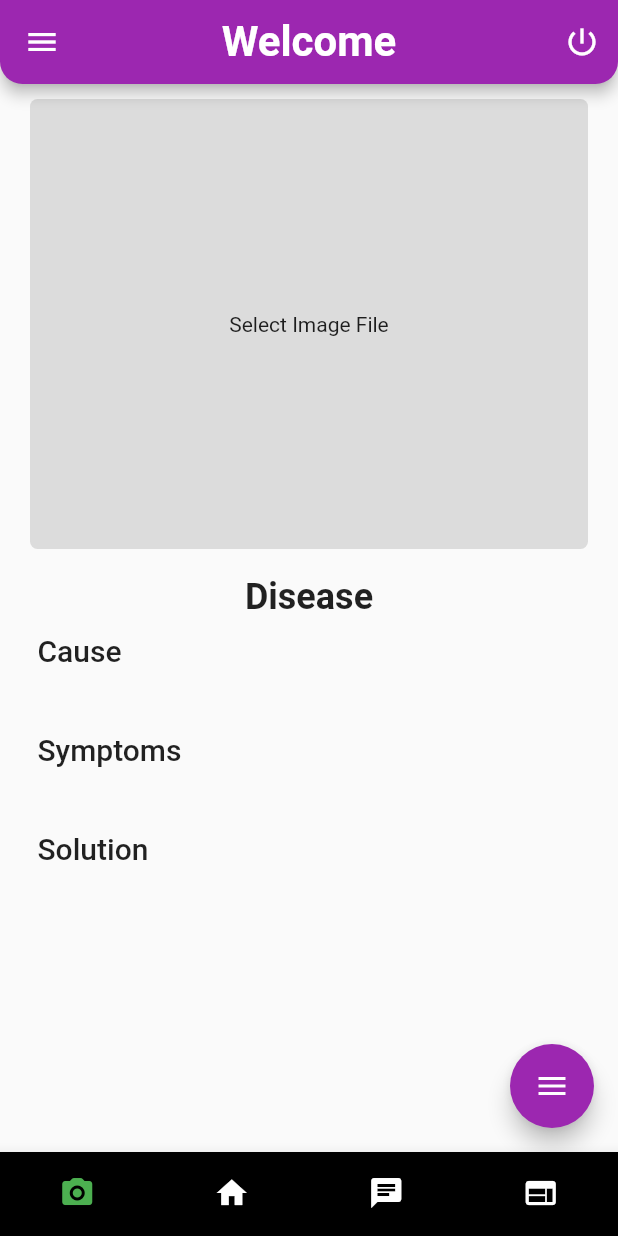
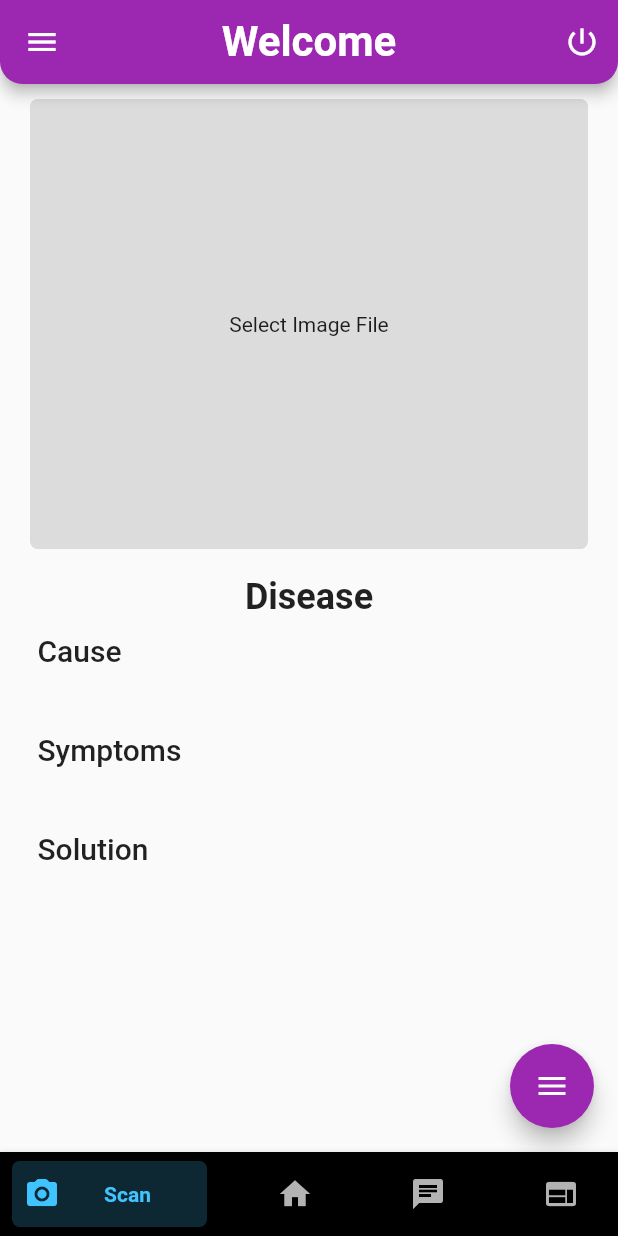
Before and after one commit to DebugBros-CS-16/GrapeDoc, a Flutter app: the screen it shows once a user with an empty profile is signed in, scrolled down 130 dp, after a tap on "Scan", on a phone screen of 412 x 824 dp. Run offline on Flutter 3.47's test engine with Material 2 defaults, Android fonts, the phone set to English and light mode, and no system bars; drawn by our look-alikes of bottom_navy_bar, flutter_speed_dial; our stand-ins replace cached_network_image, camera, cloud_firestore, firebase_auth, firebase_core, firebase_storage and 8 more; missing offline and left inert: dialogflow_grpc, sound_stream, tflite_flutter, tflite_flutter_helper, webfeed; accounts and stored records are empty; network calls fail; project files that could hold a hidden picture were left out.

Commit message:
Enhanced UI of Bottom Nav bar

```diff
--- a/lib/screens/NavBar.dart
+++ b/lib/screens/NavBar.dart
@@ -7,6 +7,7 @@ import 'CaptureScreen.dart';
 import 'package:grapedoc_test/widgets/Navigation_drawer_widget.dart';
 import 'package:provider/provider.dart';
 import 'package:grapedoc_test/providers/SignInProvider.dart';
+import 'package:bottom_navy_bar/bottom_navy_bar.dart';
 
 import 'BlogScreen.dart';
 import 'ChatScreen.dart';
@@ -34,8 +35,9 @@ class _NavBarState extends State<NavBar> {
     // TODO: implement initState
     super.initState();
     widget.stream.listen((index) {
-      tabNavigator(index);
-      print("listned $index" );
+     setState(() {
+       _currentIndex = index;
+     });
     });
   }
 
@@ -103,27 +105,65 @@ class _NavBarState extends State<NavBar> {
         ],
       ),
       body: _pages[_currentIndex],
-      bottomNavigationBar: BottomNavigationBar(
-        type: BottomNavigationBarType.fixed,
-        currentIndex: _currentIndex,
-        selectedItemColor: Colors.green,
-        showSelectedLabels: false,
-        unselectedItemColor: Colors.white,
-        showUnselectedLabels: false,
-        backgroundColor: Colors.black,
-        items: const <BottomNavigationBarItem>[
-          BottomNavigationBarItem(
+      bottomNavigationBar:
+      BottomNavyBar(backgroundColor: Colors.black,
+        selectedIndex: _currentIndex,
+        showElevation: true,
+        itemCornerRadius: 5,
+        curve: Curves.easeIn,
+        onItemSelected: (index) => setState(() => _currentIndex = index),
+        items: <BottomNavyBarItem>[
+          BottomNavyBarItem(
             icon: Icon(Icons.camera_alt_rounded),
-            label: 'Camera',
+            title: Text('Scan'),
+            inactiveColor: Colors.white70,
+            activeColor: Colors.lightBlueAccent,
+            textAlign: TextAlign.center,
           ),
-          BottomNavigationBarItem(icon: Icon(Icons.home), label: 'Home'),
-          BottomNavigationBarItem(icon: Icon(Icons.chat), label: 'Chat'),
-          BottomNavigationBarItem(icon: Icon(Icons.web), label: 'Blog'),
+          BottomNavyBarItem(
+            icon: Icon(Icons.home),
+            title: Text('Home'),
+            inactiveColor: Colors.white70,
+            activeColor: Colors.lightBlueAccent,
+            textAlign: TextAlign.center,
+          ),
+          BottomNavyBarItem(
+            icon: Icon(Icons.chat),
+            title: Text('ChatBot',),
+            inactiveColor: Colors.white70,
+            activeColor: Colors.lightBlueAccent,
+            textAlign: TextAlign.center,
+          ),
+          BottomNavyBarItem(
+            icon: Icon(Icons.web),
+            title: Text('Blog'),
+            inactiveColor: Colors.white70,
+            activeColor: Colors.lightBlueAccent,
+            textAlign: TextAlign.center,
+          ),
         ],
-        onTap: (index) {
-          tabNavigator(index);
-        },
       ),
+      // BottomNavigationBar(
+      //   type: BottomNavigationBarType.fixed,
+      //   currentIndex: _currentIndex,
+      //   selectedItemColor: Colors.green,
+      //   showSelectedLabels: false,
+      //   unselectedItemColor: Colors.white,
+      //   showUnselectedLabels: false,
+      //   backgroundColor: Colors.black,
+      //   items: const <BottomNavigationBarItem>[
+      //     BottomNavigationBarItem(
+      //       icon: Icon(Icons.camera_alt_rounded),
+      //       label: 'Camera',
+      //     ),
+      //     BottomNavigationBarItem(icon: Icon(Icons.home), label: 'Home'),
+      //     BottomNavigationBarItem(icon: Icon(Icons.chat), label: 'Chat'),
+      //     BottomNavigationBarItem(icon: Icon(Icons.web), label: 'Blog'),
+      //   ],
+      //   onTap: (index) {
+      //     tabNavigator(index);
+      //   },
+      // ),
     );
   }
 }
```
Also changed, not shown: pubspec.yaml (+11 -9 lines), pubspec.lock.
